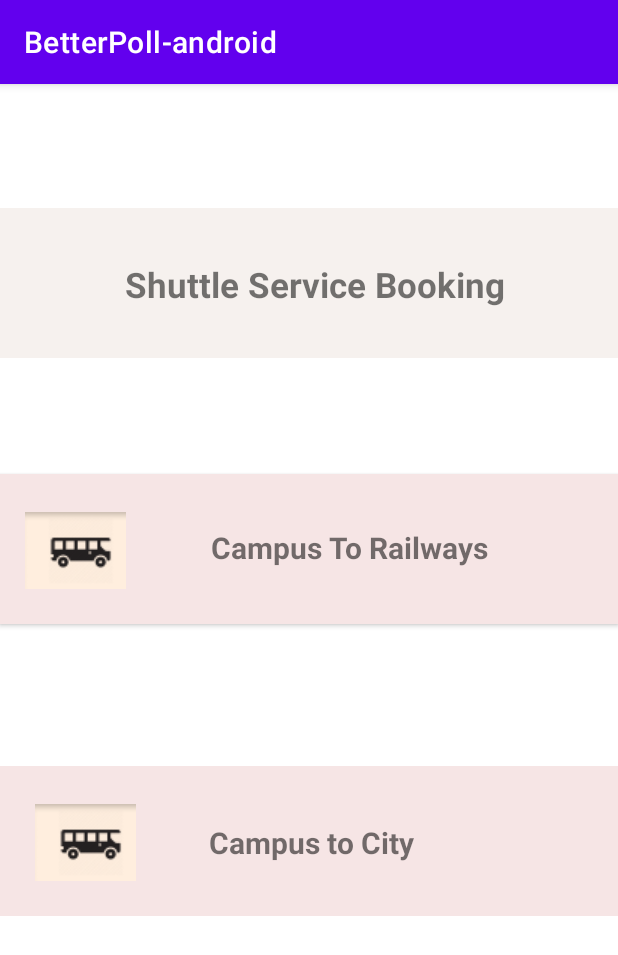
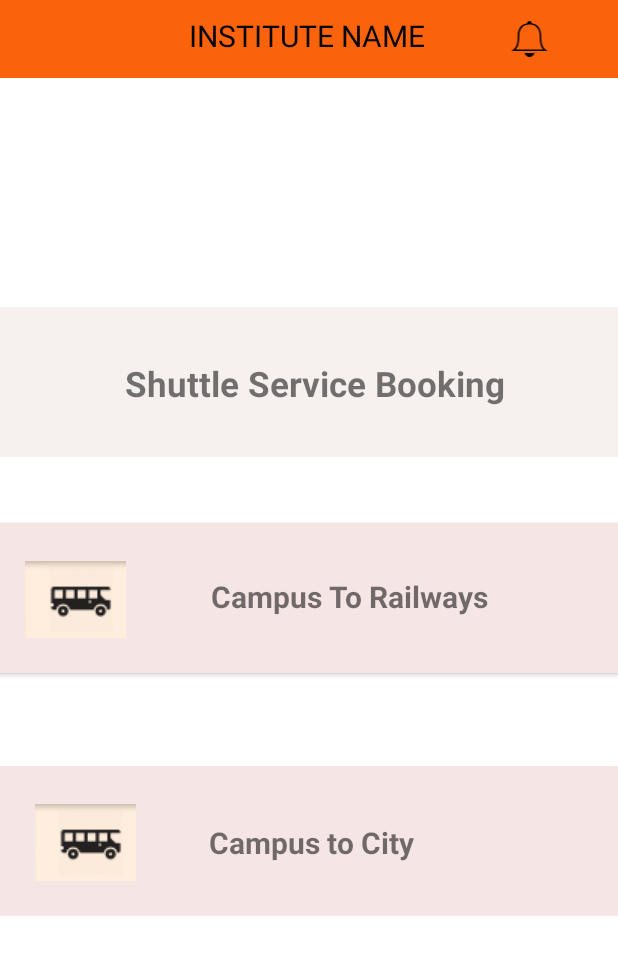
Before and after one commit to adityabisht02/BetterPoll-Android, an Android app: the ShuttleServiceActivity screen opened directly, with no data from a screen before it, on a phone screen of 412 x 824 dp. Shown: the top 955 px of the screen. Run offline under Robolectric (Android 15) with nearby library versions, the phone set to English and light mode, and no system bars.

Commit message:
changed the system UI top tool bar
Signed-off-by: Ashis Kumar Naik <ashishami2002@gmail.com>

```diff
--- a/app/src/main/AndroidManifest.xml
+++ b/app/src/main/AndroidManifest.xml
@@ -5,10 +5,11 @@
     <application
         android:allowBackup="true"
         android:icon="@mipmap/ic_launcher"
-        android:label="@string/app_name"
+        android:label="INSTITUTE NAME"
         android:roundIcon="@mipmap/ic_launcher_round"
         android:supportsRtl="true"
-        android:theme="@style/Theme.BetterPollandroid">
+        android:theme="@style/Theme.BetterPollandroid"
+        >
         <activity
             android:name=".MainActivity"
             android:exported="false" />
--- a/app/src/main/java/com/example/betterpoll_android/MainActivity.java
+++ b/app/src/main/java/com/example/betterpoll_android/MainActivity.java
@@ -10,5 +10,6 @@ public class MainActivity extends AppCompatActivity {
     protected void onCreate(Bundle savedInstanceState) {
         super.onCreate(savedInstanceState);
         setContentView(R.layout.activity_main);
+
     }
 }
--- /dev/null
+++ b/app/src/main/res/drawable/bell.xml
@@ -0,0 +1,12 @@
+<vector xmlns:android="http://schemas.android.com/apk/res/android"
+    android:width="512dp"
+    android:height="512dp"
+    android:viewportWidth="512"
+    android:viewportHeight="512">
+  <path
+      android:fillColor="#FF000000"
+      android:pathData="M381.7,225.9c0,-97.6 -52.5,-130.8 -101.6,-138.2c0,-0.5 0.1,-1 0.1,-1.6c0,-12.3 -10.9,-22.1 -24.2,-22.1c-13.3,0 -23.8,9.8 -23.8,22.1c0,0.6 0,1.1 0.1,1.6c-49.2,7.5 -102,40.8 -102,138.4c0,113.8 -28.3,126 -66.3,158h384C410.2,352 381.7,339.7 381.7,225.9zM107.2,368c8.6,-9 16.4,-18.4 22.7,-31.8c12,-25.3 17.4,-59.2 17.4,-110.2c0,-46.4 12.5,-80.4 37.1,-101.2c22.9,-19.3 51.7,-23.3 71.8,-23.3c20.1,0 48.9,4 71.6,23.3c24.5,20.7 37,54.5 37,100.9c0,83.8 14.9,117.3 40.3,142.3H107.2z"/>
+  <path
+      android:fillColor="#FF000000"
+      android:pathData="M256.2,448c26.8,0 48.8,-19.9 51.7,-43H204.5C207.3,428.1 229.4,448 256.2,448z"/>
+</vector>
--- a/app/src/main/res/layout/activity_campus_to_iffco.xml
+++ b/app/src/main/res/layout/activity_campus_to_iffco.xml
@@ -4,6 +4,12 @@
     xmlns:tools="http://schemas.android.com/tools"
     android:layout_width="match_parent"
     android:layout_height="match_parent">
+
+    <include
+        layout="@layout/toolbar"
+        app:layout_constraintEnd_toEndOf="parent"
+        app:layout_constraintStart_toStartOf="parent"
+        app:layout_constraintTop_toTopOf="parent" />
 
     <ImageView
         android:id="@+id/imageView"
@@ -18,7 +24,7 @@
         app:layout_constraintHorizontal_bias="0.0"
         app:layout_constraintStart_toStartOf="parent"
         app:layout_constraintTop_toTopOf="parent"
-        app:layout_constraintVertical_bias="0.0"
+        app:layout_constraintVertical_bias="1.0"
         app:srcCompat="@drawable/shuttleimg" />
 
     <TextView
--- a/app/src/main/res/layout/activity_main.xml
+++ b/app/src/main/res/layout/activity_main.xml
@@ -5,6 +5,12 @@
     android:layout_width="match_parent"
     android:layout_height="match_parent"
     tools:context=".MainActivity">
+
+    <include
+        layout="@layout/toolbar"
+        app:layout_constraintEnd_toEndOf="parent"
+        app:layout_constraintStart_toStartOf="parent"
+        app:layout_constraintTop_toTopOf="parent" />
 
     <TextView
         android:layout_width="wrap_content"
--- a/app/src/main/res/layout/activity_shuttle_service.xml
+++ b/app/src/main/res/layout/activity_shuttle_service.xml
@@ -6,6 +6,7 @@
     android:layout_height="match_parent"
     android:background="#FFFFFF"
     android:elevation="100dp">
+    <include layout="@layout/toolbar"/>
 
     <androidx.constraintlayout.widget.ConstraintLayout
         android:id="@+id/constraintLayout"
@@ -15,9 +16,10 @@
         android:background="#F6F1EE"
         app:layout_constraintBottom_toBottomOf="parent"
         app:layout_constraintEnd_toEndOf="parent"
-        app:layout_constraintHorizontal_bias="1.0"
+        app:layout_constraintHorizontal_bias="0.0"
         app:layout_constraintStart_toStartOf="parent"
-        app:layout_constraintTop_toTopOf="parent">
+        app:layout_constraintTop_toTopOf="parent"
+        app:layout_constraintVertical_bias="0.928">
 
         <TextView
             android:id="@+id/textViewshuttleservicetext"
--- a/app/src/main/res/layout/activity_sign_in.xml
+++ b/app/src/main/res/layout/activity_sign_in.xml
@@ -6,6 +6,7 @@
     android:layout_height="match_parent"
     android:background="@drawable/appbg"
     tools:context=".MainActivity">
+    <include layout="@layout/toolbar"/>
 
     <TextView
         android:id="@+id/signin"
--- /dev/null
+++ b/app/src/main/res/layout/toolbar.xml
@@ -0,0 +1,30 @@
+<?xml version="1.0" encoding="utf-8"?>
+<RelativeLayout xmlns:android="http://schemas.android.com/apk/res/android"
+    android:layout_width="match_parent"
+    android:layout_height="wrap_content"
+    android:background="@color/orange">
+
+    <RelativeLayout
+        android:layout_width="match_parent"
+        android:layout_height="wrap_content"
+        android:padding="10dp"
+        >
+
+        <TextView
+            android:layout_width="wrap_content"
+            android:layout_height="wrap_content"
+            android:layout_marginStart="16dp"
+            android:paddingStart="100dp"
+            android:text="INSTITUTE NAME"
+            android:textColor="@color/black"
+            android:textSize="20sp" />
+
+        <ImageView
+            android:layout_width="78dp"
+            android:layout_height="32dp"
+            android:layout_alignParentEnd="true"
+            android:layout_marginEnd="10dp"
+            android:src="@drawable/bell" />
+    </RelativeLayout>
+
+</RelativeLayout>
--- a/app/src/main/res/values/colors.xml
+++ b/app/src/main/res/values/colors.xml
@@ -7,4 +7,5 @@
     <color name="teal_700">#FF018786</color>
     <color name="black">#FF000000</color>
     <color name="white">#FFFFFFFF</color>
+    <color name="orange">#fa630c</color>
 </resources>
--- a/app/src/main/res/values/themes.xml
+++ b/app/src/main/res/values/themes.xml
@@ -1,8 +1,8 @@
 <resources xmlns:tools="http://schemas.android.com/tools">
     <!-- Base application theme. -->
-    <style name="Theme.BetterPollandroid" parent="Theme.MaterialComponents.DayNight.DarkActionBar">
+    <style name="Theme.BetterPollandroid" parent="Theme.MaterialComponents.DayNight.NoActionBar">
         <!-- Primary brand color. -->
-        <item name="colorPrimary">@color/purple_500</item>
+        <item name="colorPrimary">@color/orange</item>
         <item name="colorPrimaryVariant">@color/purple_700</item>
         <item name="colorOnPrimary">@color/white</item>
         <!-- Secondary brand color. -->
```
